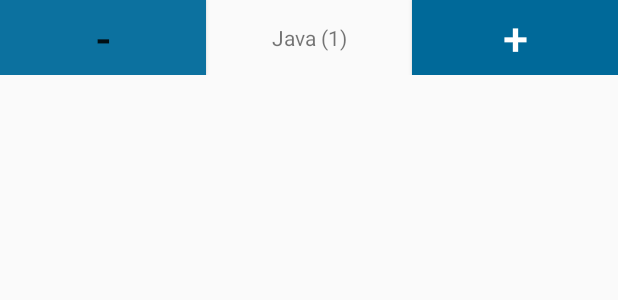
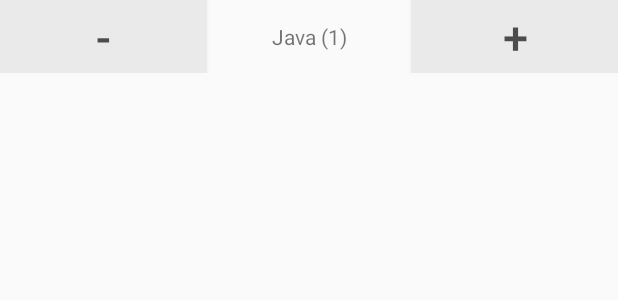
Before and after one commit to felixruponen/jobsweeper, an Android app: the layout competence_increment.xml on its own in the app's theme, with its tools: preview values and no code run, on a phone screen of 412 x 824 dp. Shown: the top 300 px of the screen. Run offline under Robolectric (Android 15) with nearby library versions, the phone set to English and light mode, and no system bars.

Commit message:
Some design fixes

```diff
--- a/app/src/main/res/layout/competence_increment.xml
+++ b/app/src/main/res/layout/competence_increment.xml
@@ -2,7 +2,8 @@
 <LinearLayout xmlns:android="http://schemas.android.com/apk/res/android"
     android:orientation="horizontal" android:layout_width="match_parent"
     android:layout_marginBottom="10dp"
-    android:layout_height="50dp">
+    android:layout_height="50dp"
+    android:paddingBottom="1dp">
 
 
     <Button
@@ -10,7 +11,8 @@
         android:layout_weight="1"
         android:layout_height="match_parent"
         android:textSize="30sp"
-        android:background="@color/colorAccent"
+        android:textColor="#4c4c4c"
+        android:background="@color/colorWhite"
         android:id="@+id/btnDecrease"
         android:text="-"/>
 
@@ -31,7 +33,7 @@
         android:id="@+id/incrementCompetenceSpinner"
         android:indeterminate="true"
         android:indeterminateTintMode="src_atop"
-        android:indeterminateTint="@color/colorPrimary"
+        android:indeterminateTint="@color/colorWhite"
         android:gravity="center"
         android:visibility="gone"/>
 
@@ -40,8 +42,9 @@
         android:layout_weight="1"
         android:layout_height="match_parent"
         android:textSize="30sp"
-        android:textColor="#fff"
         android:id="@+id/btnIncrease"
-        android:background="@drawable/ripple_primary"
+        android:textColor="#4c4c4c"
+        android:background="@color/colorWhite"
         android:text="+"/>
+
 </LinearLayout>
--- a/app/src/main/res/layout/fragment_job_swipe.xml
+++ b/app/src/main/res/layout/fragment_job_swipe.xml
@@ -13,6 +13,7 @@
         android:layout_width="match_parent"
         android:layout_height="match_parent"
         android:visibility="visible"
+        android:background="@color/colorWhite"
         android:id="@+id/spinner"/>
 
     <se.openhack.jobsweeper.flingswipe.SwipeFlingAdapterView
```
